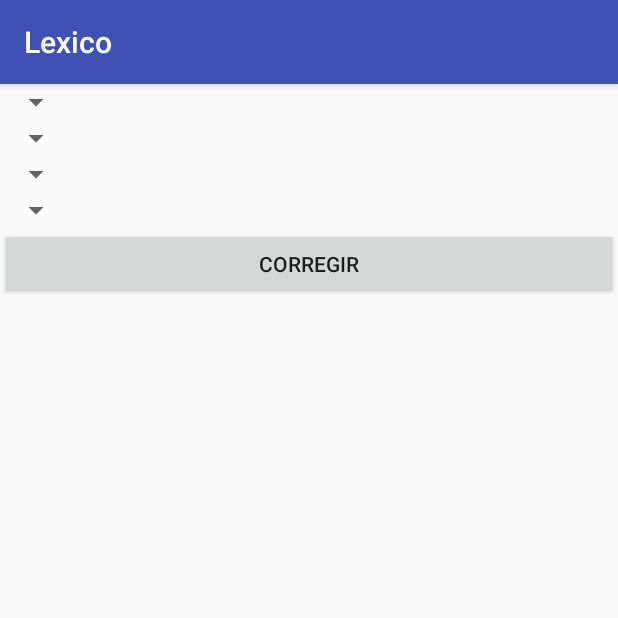
After one commit to Ezuazo/MugikirolApp_Android, an Android app: the LexicoActivity screen opened directly, with no data from a screen before it, on a phone screen of 412 x 824 dp, the top half of it. The commit adds this screen. Run offline under Robolectric (Android 15) with nearby library versions, the phone set to English and light mode, and no system bars.

Commit message:
Creada la actividad LexicoActivity. Implementado el juego de unir palabras y definiciones

```diff
--- /dev/null
+++ b/app/src/main/java/eus/ehu/tta/mugikirolapp_android/LexicoActivity.java
@@ -0,0 +1,125 @@
+package eus.ehu.tta.mugikirolapp_android;
+
+import android.content.Intent;
+import android.support.v7.app.AppCompatActivity;
+import android.os.Bundle;
+import android.view.View;
+import android.view.ViewGroup;
+import android.widget.ArrayAdapter;
+import android.widget.Button;
+import android.widget.ImageView;
+import android.widget.LinearLayout;
+import android.widget.RadioButton;
+import android.widget.RadioGroup;
+import android.widget.Spinner;
+import android.widget.TextView;
+import android.widget.Toast;
+
+import org.w3c.dom.Text;
+
+public class LexicoActivity extends AppCompatActivity {
+
+    public static final String EXTRA_SPORTID = "i";
+    private int num;
+    private static final int OPT_NUM = 4;
+
+    @Override
+    protected void onCreate(Bundle savedInstanceState) {
+        super.onCreate(savedInstanceState);
+        setContentView(R.layout.activity_lexico);
+
+        Intent intent = getIntent();
+        num = intent.getIntExtra(EXTRA_SPORTID,100);
+
+        this.setTitle("Lexico");
+
+        ViewGroup layout = (ViewGroup) findViewById(R.id.tabla);
+        String[] items = new String[]{"1","2","3","4"};
+        ArrayAdapter<String> adapter = new ArrayAdapter<String>(this, android.R.layout.simple_spinner_dropdown_item, items);
+
+        String[] defhockey = getString(R.string.defhockey).split(";");
+        String[] palhockey = getString(R.string.palhockey).split(";");
+        String[] defbasket = getString(R.string.defbasket).split(";");
+        String[] palbasket = getString(R.string.palbasket).split(";");
+        String[] defvolley = getString(R.string.defvolley).split(";");
+        String[] palvolley = getString(R.string.palvolley).split(";");
+        String[] defbalonmano = getString(R.string.defbalonmano).split(";");
+        String[] palbalonmano = getString(R.string.palbalonmano).split(";");
+
+        for (int i =0; i<OPT_NUM; i++){
+            TextView definicion = new TextView(this);
+            Spinner desplegable = new Spinner(this);
+            TextView palabra = new TextView(this);
+
+
+            switch (num){
+                case 0:
+                    definicion.setText(defhockey[i]);
+                    desplegable.setId(i);
+                    desplegable.setAdapter(adapter);
+                    palabra.setText(palhockey[i]);
+                    break;
+                case 1:
+                    definicion.setText(defbasket[i]);
+                    desplegable.setId(i);
+                    desplegable.setAdapter(adapter);
+                    palabra.setText(palbasket[i]);
+                    break;
+                case 2:
+                    definicion.setText(defvolley[i]);
+                    desplegable.setId(i);
+                    desplegable.setAdapter(adapter);
+                    palabra.setText(palvolley[i]);
+                    break;
+                case 3:
+                    definicion.setText(defbalonmano[i]);
+                    desplegable.setId(i);
+                    desplegable.setAdapter(adapter);
+                    palabra.setText(palbalonmano[i]);
+                    break;
+            }
+
+            layout.addView(palabra);
+            layout.addView(desplegable);
+            layout.addView(definicion);
+
+
+        }
+
+
+    }
+
+    public void correct(View view){
+
+        String resp = "";
+        int correctas=0;
+        String[] sol = {};
+        switch (num) {
+            case 0:
+                sol = new String[]{"1","2","3","4"};
+                break;
+            case 1:
+                sol = new String[]{"1","2","3","4"};
+                break;
+            case 2:
+                sol = new String[]{"1","2","3","4"};
+                break;
+            case 3:
+                sol = new String[]{"1","2","3","4"};
+                break;
+        }
+        for (int i=0;i<OPT_NUM;i++) {
+            Spinner desplegable = (Spinner) findViewById(i);
+            if ( sol[i] == desplegable.getSelectedItem().toString()){
+                correctas++;
+            }
+        }
+        if (correctas == OPT_NUM){
+            Toast.makeText(getApplicationContext(),"Enhorabuena! "+OPT_NUM+"/"+OPT_NUM,Toast.LENGTH_SHORT).show();
+        }
+        else{
+            Toast.makeText(getApplicationContext(),"Vaya... \nAcertaste:  "+correctas+"/"+OPT_NUM,Toast.LENGTH_SHORT).show();
+        }
+
+    }
+}
--- /dev/null
+++ b/app/src/main/res/layout/activity_lexico.xml
@@ -0,0 +1,34 @@
+<?xml version="1.0" encoding="utf-8"?>
+<LinearLayout xmlns:android="http://schemas.android.com/apk/res/android"
+    xmlns:app="http://schemas.android.com/apk/res-auto"
+    xmlns:tools="http://schemas.android.com/tools"
+    android:layout_width="match_parent"
+    android:layout_height="match_parent"
+    tools:context="eus.ehu.tta.mugikirolapp_android.LexicoActivity"
+    android:orientation="vertical">
+<ScrollView
+    android:layout_width="match_parent"
+    android:layout_height="wrap_content">
+    <LinearLayout
+        android:layout_width="match_parent"
+        android:layout_height="wrap_content"
+        android:orientation="vertical">
+    <GridLayout
+        android:id="@+id/tabla"
+        android:layout_width="match_parent"
+        android:layout_height="wrap_content"
+        android:stretchMode="columnWidth"
+        android:columnCount="3">
+    </GridLayout>
+
+    <Button
+        android:layout_width="match_parent"
+        android:layout_height="wrap_content"
+        android:text="Corregir"
+        android:onClick="correct"/>
+
+    </LinearLayout>
+</ScrollView>
+
+
+</LinearLayout>
--- a/app/src/main/res/values/strings.xml
+++ b/app/src/main/res/values/strings.xml
@@ -6,4 +6,12 @@
     <string name="Bienvenida">Bienvenido a MugikirolAp</string>
     <string name="deportes">Hockey;Basket;Balonmano;Volley</string>
     <string name="errorfunction">Funcion no definida aun</string>
+    <string name="defhockey">Implemento de madera de forma alargada y curvo al final que cada jugador lleva para jugar la bola.;Elemento esférico que es usado para realizar el push, el flick, el scoop, driblar, etc...;Estructura rectangular que se coloca en las líneas de  fondo del campo y donde los jugadores deben enviar la bola para conseguir marcar goles;Cuando el jugador desplaza la bola por el suelo mediante un movimiento de empuje del stick.</string>
+    <string name="palhockey">Stick;Bola;Porteria;Push</string>
+    <string name="defbasket">Sanción que se impone cuando un jugador es víctima de una falta en el momento del lanzamiento;Cuando un jugador protege a un compañero de su adversario particular en una fase ofensiva.;Acción de capturar el balón después de un tiro fallido y antes de que toque el suelo.;Es una acción de juego que consiste enmarcar colgándose del aro, con una o dos manos.</string>
+    <string name="palbasket">Tiro libre,Bloqueo,Rebote,Mate</string>
+    <string name="defvolley">Acción de ataque realizada por los delanteros. Consiste en golpear el balón describiendo una trayectoria descendente;Movimiento de translación de los jugadores después de cada recuperación de servicio, siguiendo el sentido de las agujas del reloj;Varas situadas en la red, que delimitan el espacio aéreo de juego del balón;Acción técnica que consiste en llegar a balones muy difíciles a través de lanzarse hacia ellos y luego deslizarse.</string>
+    <string name="palvolley">Remate;Rotación;Varillas;Plancha</string>
+    <string name="defbalonmano">Posición del jugador que juega justo en la frontal del área, generalmente de espaldas a la portería para poder ver a sus compañeros y recibir el balón con mayor comodidad;Sanción máxima que se aplica al equipo defensor por impedir de manera antirreglamentaria la culminación de una ocasión manifiesta de gol. Consiste en la realización de un lanzamiento desde la línea de 7 metros;Infracción consistente en que un jugador posea el balón, lo bote, lo vuelva a coger y lo vuelva a botar;Se producen cuando el jugador que posee la pelota realiza más de cuatro apoyos consecutivos sin botar la pelota (lo cual implica un máximo de tres pasos).</string>
+    <string name="palbalonmano">Pivote;Penalti;Dobles;Pasos</string>
 </resources>
```
Also changed, not shown: app/src/main/AndroidManifest.xml (+5 -4 lines), app/src/main/java/eus/ehu/tta/mugikirolapp_android/MenuActivity.java (+5 -8 lines).
